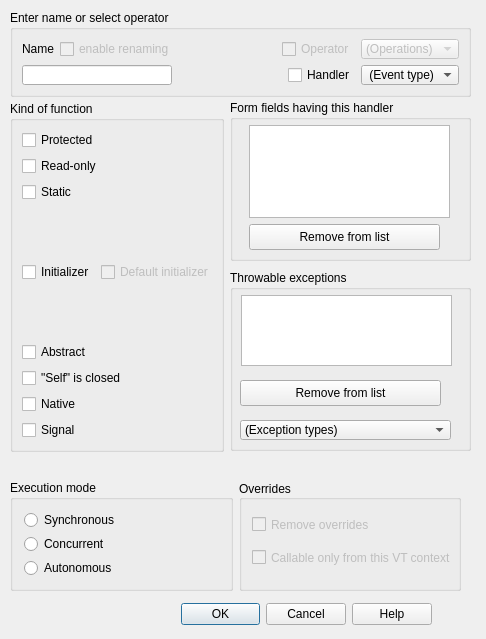
The window that lavape/src/LavaPE_UI/idd_funcbox.ui (berkus/lavape) describes before a commit, drawn with Qt 5.
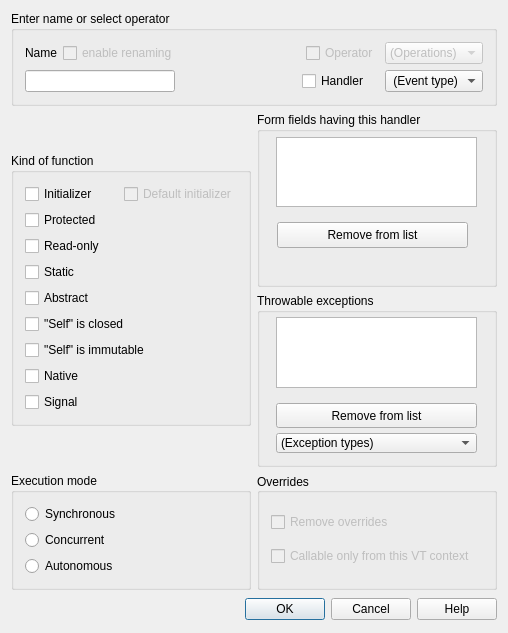
The same window after the commit.

The edit to the form file:
```diff
--- a/lavape/src/LavaPE_UI/idd_funcbox.ui
+++ b/lavape/src/LavaPE_UI/idd_funcbox.ui
@@ -5,29 +5,140 @@
    <rect>
     <x>0</x>
     <y>0</y>
-    <width>486</width>
-    <height>639</height>
+    <width>508</width>
+    <height>633</height>
    </rect>
   </property>
   <property name="windowTitle" >
    <string>Function</string>
   </property>
-<widget class="QWidget" name="layoutWidget2" >
-   <property name="geometry" >
-    <rect>
-     <x>10</x>
-     <y>600</y>
-     <width>422</width>
-     <height>28</height>
-    </rect>
-   </property>
-   <layout class="QHBoxLayout" >
-    <property name="margin" >
-     <number>0</number>
-    </property>
+  <layout class="QVBoxLayout" >
+   <item>
+    <widget class="QGroupBox" name="GroupBox_IDC_STATIC21" >
+     <property name="sizePolicy" >
+      <sizepolicy vsizetype="Minimum" hsizetype="Minimum" >
+       <horstretch>0</horstretch>
+       <verstretch>0</verstretch>
+      </sizepolicy>
+     </property>
+     <property name="focusPolicy" >
+      <enum>Qt::NoFocus</enum>
+     </property>
+     <property name="title" >
+      <string>Enter name or select operator</string>
+     </property>
+     <layout class="QVBoxLayout" >
+      <item>
+       <layout class="QHBoxLayout" >
+        <item>
+         <layout class="QHBoxLayout" >
     <property name="spacing" >
      <number>6</number>
     </property>
+          <property name="leftMargin" >
+           <number>0</number>
+          </property>
+          <property name="topMargin" >
+           <number>0</number>
+          </property>
+          <property name="rightMargin" >
+           <number>0</number>
+          </property>
+          <property name="bottomMargin" >
+           <number>0</number>
+          </property>
+          <item>
+           <widget class="QLabel" name="Label_IDC_STATIC46" >
+            <property name="focusPolicy" >
+             <enum>Qt::NoFocus</enum>
+            </property>
+            <property name="text" >
+             <string>Name</string>
+            </property>
+            <property name="alignment" >
+             <set>Qt::AlignLeading|Qt::AlignLeft|Qt::AlignVCenter</set>
+            </property>
+           </widget>
+          </item>
+          <item>
+           <widget class="QCheckBox" name="EnableName" >
+            <property name="enabled" >
+             <bool>false</bool>
+            </property>
+            <property name="focusPolicy" >
+             <enum>Qt::StrongFocus</enum>
+            </property>
+            <property name="text" >
+             <string>enable renaming</string>
+            </property>
+           </widget>
+          </item>
+         </layout>
+        </item>
+        <item>
+         <spacer>
+          <property name="orientation" >
+           <enum>Qt::Horizontal</enum>
+          </property>
+          <property name="sizeHint" >
+           <size>
+            <width>61</width>
+            <height>16</height>
+           </size>
+          </property>
+         </spacer>
+        </item>
+        <item>
+         <widget class="QCheckBox" name="CHECKOp" >
+          <property name="enabled" >
+           <bool>false</bool>
+          </property>
+          <property name="focusPolicy" >
+           <enum>Qt::StrongFocus</enum>
+          </property>
+          <property name="text" >
+           <string>Operator</string>
+          </property>
+         </widget>
+        </item>
+        <item>
+         <widget class="QComboBox" name="CMBOperator" >
+          <property name="enabled" >
+           <bool>false</bool>
+          </property>
+          <item>
+           <property name="text" >
+            <string>(Operations)</string>
+           </property>
+          </item>
+         </widget>
+        </item>
+       </layout>
+      </item>
+      <item>
+       <layout class="QHBoxLayout" >
+        <item>
+         <widget class="QLineEdit" name="NewName" >
+          <property name="sizePolicy" >
+           <sizepolicy vsizetype="Fixed" hsizetype="Fixed" >
+            <horstretch>0</horstretch>
+            <verstretch>0</verstretch>
+           </sizepolicy>
+          </property>
+          <property name="minimumSize" >
+           <size>
+            <width>150</width>
+            <height>0</height>
+           </size>
+          </property>
+          <property name="focusPolicy" >
+           <enum>Qt::StrongFocus</enum>
+          </property>
+          <property name="alignment" >
+           <set>Qt::AlignLeading</set>
+          </property>
+         </widget>
+        </item>
     <item>
      <spacer>
       <property name="orientation" >
@@ -38,102 +149,54 @@
       </property>
       <property name="sizeHint" >
        <size>
-        <width>171</width>
-        <height>26</height>
+            <width>51</width>
+            <height>20</height>
        </size>
       </property>
      </spacer>
     </item>
     <item>
-     <widget class="QPushButton" name="ID_OK" >
-      <property name="sizePolicy" >
-       <sizepolicy>
-        <hsizetype>0</hsizetype>
-        <vsizetype>0</vsizetype>
-        <horstretch>0</horstretch>
-        <verstretch>0</verstretch>
-       </sizepolicy>
-      </property>
-      <property name="minimumSize" >
-       <size>
-        <width>1</width>
-        <height>0</height>
-       </size>
-      </property>
-      <property name="focusPolicy" >
-       <enum>Qt::NoFocus</enum>
-      </property>
+         <widget class="QCheckBox" name="CHECKHandler" >
       <property name="text" >
-       <string>OK</string>
-      </property>
-      <property name="default" >
-       <bool>true</bool>
-      </property>
+           <string>Handler   </string>
+          </property>
      </widget>
     </item>
     <item>
-     <widget class="QPushButton" name="ID_CANCEL" >
-      <property name="sizePolicy" >
-       <sizepolicy>
-        <hsizetype>0</hsizetype>
-        <vsizetype>0</vsizetype>
-        <horstretch>0</horstretch>
-        <verstretch>0</verstretch>
-       </sizepolicy>
-      </property>
-      <property name="minimumSize" >
-       <size>
-        <width>1</width>
-        <height>0</height>
-       </size>
-      </property>
-      <property name="focusPolicy" >
-       <enum>Qt::NoFocus</enum>
-      </property>
+         <widget class="QComboBox" name="EventType" >
+          <item>
       <property name="text" >
-       <string>Cancel</string>
-      </property>
-     </widget>
-    </item>
+            <string> (Event type)</string>
+           </property>
+          </item>
+         </widget>
+        </item>
+       </layout>
+      </item>
+     </layout>
+    </widget>
+   </item>
     <item>
-     <widget class="QPushButton" name="ID_HELP" >
-      <property name="sizePolicy" >
-       <sizepolicy>
-        <hsizetype>0</hsizetype>
-        <vsizetype>0</vsizetype>
-        <horstretch>0</horstretch>
-        <verstretch>0</verstretch>
-       </sizepolicy>
-      </property>
-      <property name="minimumSize" >
+    <layout class="QHBoxLayout" >
+     <item>
+      <layout class="QVBoxLayout" >
+       <item>
+        <spacer>
+         <property name="orientation" >
+          <enum>Qt::Vertical</enum>
+         </property>
+         <property name="sizeHint" >
        <size>
-        <width>1</width>
-        <height>0</height>
-       </size>
-      </property>
-      <property name="focusPolicy" >
-       <enum>Qt::NoFocus</enum>
-      </property>
-      <property name="text" >
-       <string>Help</string>
-      </property>
-     </widget>
-    </item>
-   </layout>
-  </widget>
+           <width>20</width>
+           <height>10</height>
+          </size>
+         </property>
+        </spacer>
+       </item>
+       <item>
   <widget class="QGroupBox" name="GroupBox_IDC_STATIC22" >
-   <property name="geometry" >
-    <rect>
-     <x>10</x>
-     <y>101</y>
-     <width>214</width>
-     <height>351</height>
-    </rect>
-   </property>
    <property name="sizePolicy" >
-    <sizepolicy>
-     <hsizetype>1</hsizetype>
-     <vsizetype>1</vsizetype>
+          <sizepolicy vsizetype="Minimum" hsizetype="Minimum" >
      <horstretch>0</horstretch>
      <verstretch>0</verstretch>
     </sizepolicy>
@@ -151,18 +214,49 @@
     <string>Kind of function</string>
    </property>
    <layout class="QVBoxLayout" >
-    <property name="margin" >
-     <number>9</number>
-    </property>
-    <property name="spacing" >
-     <number>6</number>
-    </property>
+          <item>
+           <layout class="QHBoxLayout" >
+            <item>
+             <widget class="QCheckBox" name="Initializer" >
+              <property name="sizePolicy" >
+               <sizepolicy vsizetype="Minimum" hsizetype="Minimum" >
+                <horstretch>0</horstretch>
+                <verstretch>0</verstretch>
+               </sizepolicy>
+              </property>
+              <property name="focusPolicy" >
+               <enum>Qt::StrongFocus</enum>
+              </property>
+              <property name="text" >
+               <string>Initializer</string>
+              </property>
+             </widget>
+            </item>
+            <item>
+             <widget class="QCheckBox" name="DefaultIni" >
+              <property name="enabled" >
+               <bool>false</bool>
+              </property>
+              <property name="sizePolicy" >
+               <sizepolicy vsizetype="Minimum" hsizetype="Minimum" >
+                <horstretch>0</horstretch>
+                <verstretch>0</verstretch>
+               </sizepolicy>
+              </property>
+              <property name="focusPolicy" >
+               <enum>Qt::StrongFocus</enum>
+              </property>
+              <property name="text" >
+               <string>Default initializer</string>
+              </property>
+             </widget>
+            </item>
+           </layout>
+          </item>
     <item>
      <widget class="QCheckBox" name="Protected" >
       <property name="sizePolicy" >
-       <sizepolicy>
-        <hsizetype>0</hsizetype>
-        <vsizetype>0</vsizetype>
+             <sizepolicy vsizetype="Fixed" hsizetype="Fixed" >
         <horstretch>0</horstretch>
         <verstretch>0</verstretch>
        </sizepolicy>
@@ -178,9 +272,7 @@
     <item>
      <widget class="QCheckBox" name="ConstFunc" >
       <property name="sizePolicy" >
-       <sizepolicy>
-        <hsizetype>0</hsizetype>
-        <vsizetype>0</vsizetype>
+             <sizepolicy vsizetype="Fixed" hsizetype="Fixed" >
         <horstretch>0</horstretch>
         <verstretch>0</verstretch>
        </sizepolicy>
@@ -196,9 +288,7 @@
     <item>
      <widget class="QCheckBox" name="StaticFunc" >
       <property name="sizePolicy" >
-       <sizepolicy>
-        <hsizetype>0</hsizetype>
-        <vsizetype>0</vsizetype>
+             <sizepolicy vsizetype="Fixed" hsizetype="Fixed" >
         <horstretch>0</horstretch>
         <verstretch>0</verstretch>
        </sizepolicy>
@@ -211,53 +301,10 @@
       </property>
      </widget>
     </item>
-    <item>
-     <layout class="QHBoxLayout" >
-      <property name="margin" >
-       <number>0</number>
-      </property>
-      <property name="spacing" >
-       <number>6</number>
-      </property>
-      <item>
-       <widget class="QCheckBox" name="Initializer" >
-        <property name="focusPolicy" >
-         <enum>Qt::StrongFocus</enum>
-        </property>
-        <property name="text" >
-         <string>Initializer</string>
-        </property>
-       </widget>
-      </item>
-      <item>
-       <widget class="QCheckBox" name="DefaultIni" >
-        <property name="enabled" >
-         <bool>false</bool>
-        </property>
-        <property name="sizePolicy" >
-         <sizepolicy>
-          <hsizetype>1</hsizetype>
-          <vsizetype>5</vsizetype>
-          <horstretch>0</horstretch>
-          <verstretch>0</verstretch>
-         </sizepolicy>
-        </property>
-        <property name="focusPolicy" >
-         <enum>Qt::StrongFocus</enum>
-        </property>
-        <property name="text" >
-         <string>Default initializer</string>
-        </property>
-       </widget>
-      </item>
-     </layout>
-    </item>
     <item>
      <widget class="QCheckBox" name="Abstract" >
       <property name="sizePolicy" >
-       <sizepolicy>
-        <hsizetype>0</hsizetype>
-        <vsizetype>0</vsizetype>
+             <sizepolicy vsizetype="Fixed" hsizetype="Fixed" >
         <horstretch>0</horstretch>
         <verstretch>0</verstretch>
        </sizepolicy>
@@ -280,12 +327,17 @@
       </property>
      </widget>
     </item>
+          <item>
+           <widget class="QCheckBox" name="Immutable" >
+            <property name="text" >
+             <string>"Self" is immutable</string>
+            </property>
+           </widget>
+          </item>
     <item>
      <widget class="QCheckBox" name="Native" >
       <property name="sizePolicy" >
-       <sizepolicy>
-        <hsizetype>0</hsizetype>
-        <vsizetype>0</vsizetype>
+             <sizepolicy vsizetype="Fixed" hsizetype="Fixed" >
         <horstretch>0</horstretch>
         <verstretch>0</verstretch>
        </sizepolicy>
@@ -301,9 +353,7 @@
     <item>
      <widget class="QCheckBox" name="Signal" >
       <property name="sizePolicy" >
-       <sizepolicy>
-        <hsizetype>0</hsizetype>
-        <vsizetype>0</vsizetype>
+             <sizepolicy vsizetype="Fixed" hsizetype="Fixed" >
         <horstretch>0</horstretch>
         <verstretch>0</verstretch>
        </sizepolicy>
@@ -318,15 +368,164 @@
     </item>
    </layout>
   </widget>
-  <widget class="QWidget" name="layoutWidget" >
+       </item>
+       <item>
+        <spacer>
+         <property name="orientation" >
+          <enum>Qt::Vertical</enum>
+         </property>
+         <property name="sizeHint" >
+          <size>
+           <width>20</width>
+           <height>10</height>
+          </size>
+         </property>
+        </spacer>
+       </item>
+      </layout>
+     </item>
+     <item>
+      <layout class="QVBoxLayout" >
+       <item>
+        <widget class="QGroupBox" name="groupBox" >
+         <property name="sizePolicy" >
+          <sizepolicy vsizetype="Minimum" hsizetype="Minimum" >
+           <horstretch>0</horstretch>
+           <verstretch>0</verstretch>
+          </sizepolicy>
+         </property>
+         <property name="title" >
+          <string>Form fields having this handler</string>
+         </property>
+         <widget class="QPushButton" name="FieldRemove" >
    <property name="geometry" >
     <rect>
-     <x>10</x>
-     <y>480</y>
-     <width>451</width>
-     <height>111</height>
-    </rect>
-   </property>
+            <x>20</x>
+            <y>110</y>
+            <width>191</width>
+            <height>26</height>
+           </rect>
+          </property>
+          <property name="sizePolicy" >
+           <sizepolicy vsizetype="MinimumExpanding" hsizetype="Minimum" >
+            <horstretch>0</horstretch>
+            <verstretch>0</verstretch>
+           </sizepolicy>
+          </property>
+          <property name="text" >
+           <string>Remove from list</string>
+          </property>
+         </widget>
+         <widget class="QListWidget" name="FieldList" >
+          <property name="geometry" >
+           <rect>
+            <x>19</x>
+            <y>25</y>
+            <width>201</width>
+            <height>70</height>
+           </rect>
+          </property>
+          <property name="sizePolicy" >
+           <sizepolicy vsizetype="MinimumExpanding" hsizetype="MinimumExpanding" >
+            <horstretch>0</horstretch>
+            <verstretch>0</verstretch>
+           </sizepolicy>
+          </property>
+         </widget>
+        </widget>
+       </item>
+       <item>
+        <widget class="QGroupBox" name="GroupBox_IDC_STATIC24" >
+         <property name="sizePolicy" >
+          <sizepolicy vsizetype="Minimum" hsizetype="Minimum" >
+           <horstretch>0</horstretch>
+           <verstretch>0</verstretch>
+          </sizepolicy>
+         </property>
+         <property name="minimumSize" >
+          <size>
+           <width>0</width>
+           <height>0</height>
+          </size>
+         </property>
+         <property name="focusPolicy" >
+          <enum>Qt::NoFocus</enum>
+         </property>
+         <property name="title" >
+          <string>Throwable exceptions</string>
+         </property>
+         <property name="alignment" >
+          <set>Qt::AlignTop</set>
+         </property>
+         <widget class="QListWidget" name="Inherits" >
+          <property name="enabled" >
+           <bool>true</bool>
+          </property>
+          <property name="geometry" >
+           <rect>
+            <x>19</x>
+            <y>24</y>
+            <width>201</width>
+            <height>71</height>
+           </rect>
+          </property>
+          <property name="sizePolicy" >
+           <sizepolicy vsizetype="MinimumExpanding" hsizetype="MinimumExpanding" >
+            <horstretch>0</horstretch>
+            <verstretch>0</verstretch>
+           </sizepolicy>
+          </property>
+         </widget>
+         <widget class="QPushButton" name="DelInherits" >
+          <property name="geometry" >
+           <rect>
+            <x>19</x>
+            <y>110</y>
+            <width>201</width>
+            <height>25</height>
+           </rect>
+          </property>
+          <property name="sizePolicy" >
+           <sizepolicy vsizetype="MinimumExpanding" hsizetype="Minimum" >
+            <horstretch>0</horstretch>
+            <verstretch>0</verstretch>
+           </sizepolicy>
+          </property>
+          <property name="focusPolicy" >
+           <enum>Qt::NoFocus</enum>
+          </property>
+          <property name="text" >
+           <string>Remove from list</string>
+          </property>
+         </widget>
+         <widget class="QComboBox" name="NamedTypes" >
+          <property name="geometry" >
+           <rect>
+            <x>19</x>
+            <y>140</y>
+            <width>201</width>
+            <height>20</height>
+           </rect>
+          </property>
+          <property name="sizePolicy" >
+           <sizepolicy vsizetype="MinimumExpanding" hsizetype="Minimum" >
+            <horstretch>0</horstretch>
+            <verstretch>0</verstretch>
+           </sizepolicy>
+          </property>
+          <item>
+           <property name="text" >
+            <string>(Exception types)</string>
+           </property>
+          </item>
+         </widget>
+        </widget>
+       </item>
+      </layout>
+     </item>
+    </layout>
+   </item>
+   <item>
    <layout class="QHBoxLayout" >
     <property name="margin" >
      <number>0</number>
@@ -334,12 +533,22 @@
     <property name="spacing" >
      <number>6</number>
     </property>
+     <property name="leftMargin" >
+      <number>0</number>
+     </property>
+     <property name="topMargin" >
+      <number>0</number>
+     </property>
+     <property name="rightMargin" >
+      <number>0</number>
+     </property>
+     <property name="bottomMargin" >
+      <number>0</number>
+     </property>
     <item>
      <widget class="QGroupBox" name="BGroup_ExecMode" >
       <property name="sizePolicy" >
-       <sizepolicy>
-        <hsizetype>1</hsizetype>
-        <vsizetype>1</vsizetype>
+        <sizepolicy vsizetype="Minimum" hsizetype="Minimum" >
         <horstretch>0</horstretch>
         <verstretch>0</verstretch>
        </sizepolicy>
@@ -354,12 +563,21 @@
        <string>Execution mode</string>
       </property>
       <layout class="QVBoxLayout" >
-       <property name="margin" >
-        <number>11</number>
-       </property>
        <property name="spacing" >
         <number>6</number>
        </property>
+        <property name="leftMargin" >
+         <number>11</number>
+        </property>
+        <property name="topMargin" >
+         <number>11</number>
+        </property>
+        <property name="rightMargin" >
+         <number>11</number>
+        </property>
+        <property name="bottomMargin" >
+         <number>11</number>
+        </property>
        <item>
         <widget class="QRadioButton" name="Synch" >
          <property name="focusPolicy" >
@@ -396,9 +614,7 @@
     <item>
      <widget class="QGroupBox" name="GroupBox_IDC_STATIC25" >
       <property name="sizePolicy" >
-       <sizepolicy>
-        <hsizetype>1</hsizetype>
-        <vsizetype>1</vsizetype>
+        <sizepolicy vsizetype="Minimum" hsizetype="Minimum" >
         <horstretch>0</horstretch>
         <verstretch>0</verstretch>
        </sizepolicy>
@@ -418,18 +634,12 @@
       <property name="alignment" >
        <set>Qt::AlignVCenter</set>
       </property>
+       <layout class="QVBoxLayout" >
+        <item>
       <widget class="QCheckBox" name="RMOverrides" >
        <property name="enabled" >
         <bool>false</bool>
        </property>
-       <property name="geometry" >
-        <rect>
-         <x>13</x>
-         <y>35</y>
-         <width>199</width>
-         <height>19</height>
-        </rect>
-       </property>
        <property name="focusPolicy" >
         <enum>Qt::StrongFocus</enum>
        </property>
@@ -437,18 +647,12 @@
         <string>Remove overrides</string>
        </property>
       </widget>
+        </item>
+        <item>
       <widget class="QCheckBox" name="EnforceOver" >
        <property name="enabled" >
         <bool>false</bool>
        </property>
-       <property name="geometry" >
-        <rect>
-         <x>13</x>
-         <y>68</y>
-         <width>199</width>
-         <height>19</height>
-        </rect>
-       </property>
        <property name="focusPolicy" >
         <enum>Qt::StrongFocus</enum>
        </property>
@@ -456,283 +660,29 @@
         <string>Callable only from this VT context</string>
        </property>
       </widget>
-     </widget>
     </item>
    </layout>
   </widget>
-  <widget class="QGroupBox" name="GroupBox_IDC_STATIC24" >
-   <property name="geometry" >
-    <rect>
-     <x>230</x>
-     <y>270</y>
-     <width>241</width>
-     <height>181</height>
-    </rect>
-   </property>
-   <property name="sizePolicy" >
-    <sizepolicy>
-     <hsizetype>1</hsizetype>
-     <vsizetype>1</vsizetype>
-     <horstretch>0</horstretch>
-     <verstretch>0</verstretch>
-    </sizepolicy>
-   </property>
-   <property name="minimumSize" >
-    <size>
-     <width>1</width>
-     <height>0</height>
-    </size>
-   </property>
-   <property name="focusPolicy" >
-    <enum>Qt::NoFocus</enum>
-   </property>
-   <property name="title" >
-    <string>Throwable exceptions</string>
-   </property>
-   <property name="alignment" >
-    <set>Qt::AlignTop</set>
-   </property>
-   <widget class="QPushButton" name="DelInherits" >
-    <property name="geometry" >
-     <rect>
-      <x>10</x>
-      <y>110</y>
-      <width>201</width>
-      <height>26</height>
-     </rect>
-    </property>
-    <property name="focusPolicy" >
-     <enum>Qt::NoFocus</enum>
-    </property>
-    <property name="text" >
-     <string>Remove from list</string>
-    </property>
-   </widget>
-   <widget class="QComboBox" name="NamedTypes" >
-    <property name="geometry" >
-     <rect>
-      <x>10</x>
-      <y>150</y>
-      <width>211</width>
-      <height>20</height>
-     </rect>
-    </property>
-    <item>
-     <property name="text" >
-      <string>(Exception types)</string>
-     </property>
-    </item>
-   </widget>
-   <widget class="QListWidget" name="Inherits" >
-    <property name="enabled" >
-     <bool>true</bool>
-    </property>
-    <property name="geometry" >
-     <rect>
-      <x>11</x>
-      <y>25</y>
-      <width>211</width>
-      <height>71</height>
-     </rect>
-    </property>
-    <property name="sizePolicy" >
-     <sizepolicy>
-      <hsizetype>0</hsizetype>
-      <vsizetype>3</vsizetype>
-      <horstretch>0</horstretch>
-      <verstretch>0</verstretch>
-     </sizepolicy>
-    </property>
-   </widget>
-  </widget>
-  <widget class="QGroupBox" name="groupBox" >
-   <property name="geometry" >
-    <rect>
-     <x>230</x>
-     <y>100</y>
-     <width>241</width>
-     <height>161</height>
-    </rect>
-   </property>
-   <property name="sizePolicy" >
-    <sizepolicy>
-     <hsizetype>1</hsizetype>
-     <vsizetype>1</vsizetype>
-     <horstretch>0</horstretch>
-     <verstretch>0</verstretch>
-    </sizepolicy>
-   </property>
-   <property name="title" >
-    <string>Form fields having this handler</string>
-   </property>
-   <widget class="QPushButton" name="FieldRemove" >
-    <property name="geometry" >
-     <rect>
-      <x>19</x>
-      <y>124</y>
-      <width>191</width>
-      <height>26</height>
-     </rect>
-    </property>
-    <property name="text" >
-     <string>Remove from list</string>
-    </property>
-   </widget>
-   <widget class="QListWidget" name="FieldList" >
-    <property name="geometry" >
-     <rect>
-      <x>19</x>
-      <y>25</y>
-      <width>201</width>
-      <height>93</height>
-     </rect>
-    </property>
-    <property name="sizePolicy" >
-     <sizepolicy>
-      <hsizetype>0</hsizetype>
-      <vsizetype>7</vsizetype>
-      <horstretch>0</horstretch>
-      <verstretch>0</verstretch>
-     </sizepolicy>
-    </property>
-   </widget>
-  </widget>
-  <widget class="QGroupBox" name="GroupBox_IDC_STATIC21" >
-   <property name="geometry" >
-    <rect>
-     <x>10</x>
-     <y>10</y>
-     <width>461</width>
-     <height>87</height>
-    </rect>
-   </property>
-   <property name="sizePolicy" >
-    <sizepolicy>
-     <hsizetype>1</hsizetype>
-     <vsizetype>1</vsizetype>
-     <horstretch>0</horstretch>
-     <verstretch>0</verstretch>
-    </sizepolicy>
-   </property>
-   <property name="focusPolicy" >
-    <enum>Qt::NoFocus</enum>
-   </property>
-   <property name="title" >
-    <string>Enter name or select operator</string>
-   </property>
-   <layout class="QGridLayout" >
-    <property name="margin" >
-     <number>9</number>
-    </property>
-    <property name="spacing" >
-     <number>6</number>
-    </property>
-    <item row="0" column="2" >
-     <widget class="QCheckBox" name="CHECKOp" >
-      <property name="enabled" >
-       <bool>false</bool>
-      </property>
-      <property name="focusPolicy" >
-       <enum>Qt::StrongFocus</enum>
-      </property>
-      <property name="text" >
-       <string>Operator</string>
-      </property>
-     </widget>
-    </item>
-    <item row="0" column="3" >
-     <widget class="QComboBox" name="CMBOperator" >
-      <property name="enabled" >
-       <bool>false</bool>
-      </property>
+     </item>
+    </layout>
+   </item>
       <item>
-       <property name="text" >
-        <string>(Operations)</string>
-       </property>
-      </item>
-     </widget>
-    </item>
-    <item row="0" column="0" >
      <layout class="QHBoxLayout" >
-      <property name="margin" >
-       <number>0</number>
-      </property>
       <property name="spacing" >
        <number>6</number>
       </property>
-      <item>
-       <widget class="QLabel" name="Label_IDC_STATIC46" >
-        <property name="focusPolicy" >
-         <enum>Qt::NoFocus</enum>
-        </property>
-        <property name="text" >
-         <string>Name</string>
-        </property>
-        <property name="alignment" >
-         <set>Qt::AlignLeading|Qt::AlignLeft|Qt::AlignVCenter</set>
-        </property>
-       </widget>
-      </item>
-      <item>
-       <widget class="QCheckBox" name="EnableName" >
-        <property name="enabled" >
-         <bool>false</bool>
-        </property>
-        <property name="focusPolicy" >
-         <enum>Qt::StrongFocus</enum>
-        </property>
-        <property name="text" >
-         <string>enable renaming</string>
-        </property>
-       </widget>
-      </item>
-     </layout>
-    </item>
-    <item row="0" column="1" >
-     <spacer>
-      <property name="orientation" >
-       <enum>Qt::Horizontal</enum>
-      </property>
-      <property name="sizeHint" >
-       <size>
-        <width>61</width>
-        <height>16</height>
-       </size>
-      </property>
-     </spacer>
-    </item>
-    <item row="1" column="0" colspan="4" >
-     <layout class="QHBoxLayout" >
-      <property name="margin" >
+     <property name="leftMargin" >
+      <number>0</number>
+     </property>
+     <property name="topMargin" >
+      <number>0</number>
+     </property>
+     <property name="rightMargin" >
+      <number>0</number>
+     </property>
+     <property name="bottomMargin" >
        <number>0</number>
       </property>
-      <property name="spacing" >
-       <number>6</number>
-      </property>
-      <item>
-       <widget class="QLineEdit" name="NewName" >
-        <property name="sizePolicy" >
-         <sizepolicy>
-          <hsizetype>0</hsizetype>
-          <vsizetype>0</vsizetype>
-          <horstretch>0</horstretch>
-          <verstretch>0</verstretch>
-         </sizepolicy>
-        </property>
-        <property name="minimumSize" >
-         <size>
-          <width>150</width>
-          <height>0</height>
-         </size>
-        </property>
-        <property name="focusPolicy" >
-         <enum>Qt::StrongFocus</enum>
-        </property>
-        <property name="alignment" >
-         <set>Qt::AlignLeading</set>
-        </property>
-       </widget>
-      </item>
       <item>
        <spacer>
         <property name="orientation" >
@@ -743,32 +693,84 @@
         </property>
         <property name="sizeHint" >
          <size>
-          <width>61</width>
-          <height>16</height>
+         <width>171</width>
+         <height>26</height>
          </size>
         </property>
        </spacer>
       </item>
       <item>
-       <widget class="QCheckBox" name="CHECKHandler" >
+      <widget class="QPushButton" name="ID_OK" >
+       <property name="sizePolicy" >
+        <sizepolicy vsizetype="Fixed" hsizetype="Fixed" >
+         <horstretch>0</horstretch>
+         <verstretch>0</verstretch>
+        </sizepolicy>
+       </property>
+       <property name="minimumSize" >
+        <size>
+         <width>1</width>
+         <height>0</height>
+        </size>
+       </property>
+       <property name="focusPolicy" >
+        <enum>Qt::NoFocus</enum>
+       </property>
         <property name="text" >
-         <string>Handler</string>
-        </property>
+        <string>OK</string>
+       </property>
+       <property name="default" >
+        <bool>true</bool>
+       </property>
        </widget>
       </item>
       <item>
-       <widget class="QComboBox" name="EventType" >
-        <item>
+      <widget class="QPushButton" name="ID_CANCEL" >
+       <property name="sizePolicy" >
+        <sizepolicy vsizetype="Fixed" hsizetype="Fixed" >
+         <horstretch>0</horstretch>
+         <verstretch>0</verstretch>
+        </sizepolicy>
+       </property>
+       <property name="minimumSize" >
+        <size>
+         <width>1</width>
+         <height>0</height>
+        </size>
+       </property>
+       <property name="focusPolicy" >
+        <enum>Qt::NoFocus</enum>
+       </property>
          <property name="text" >
-          <string> (Event type)</string>
-         </property>
-        </item>
+        <string>Cancel</string>
+       </property>
+      </widget>
+     </item>
+     <item>
+      <widget class="QPushButton" name="ID_HELP" >
+       <property name="sizePolicy" >
+        <sizepolicy vsizetype="Fixed" hsizetype="Fixed" >
+         <horstretch>0</horstretch>
+         <verstretch>0</verstretch>
+        </sizepolicy>
+       </property>
+       <property name="minimumSize" >
+        <size>
+         <width>1</width>
+         <height>0</height>
+        </size>
+       </property>
+       <property name="focusPolicy" >
+        <enum>Qt::NoFocus</enum>
+       </property>
+       <property name="text" >
+        <string>Help</string>
+       </property>
        </widget>
       </item>
      </layout>
     </item>
    </layout>
-  </widget>
  </widget>
  <layoutdefault spacing="6" margin="11" />
  <tabstops>
```
Left out of the diff: 3 changed lines with no effect on the pictures. Lines whose indentation alone changed are shown as unchanged.
